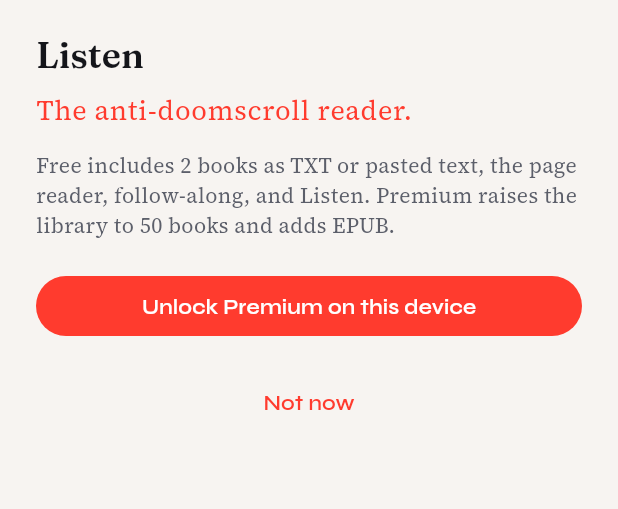
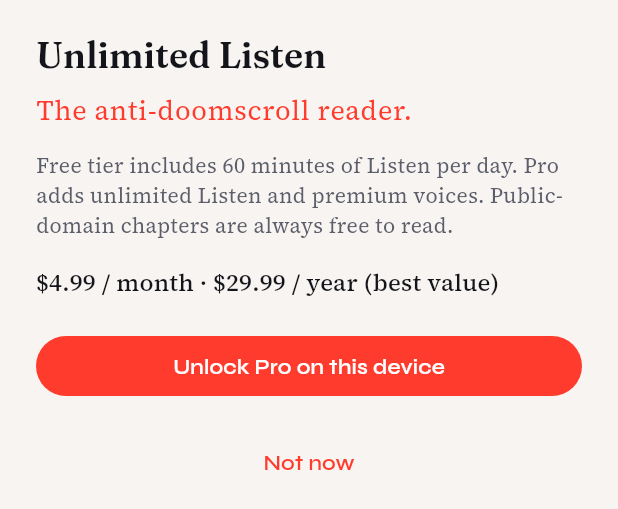
Before and after one commit to rya889/Flick, a Flutter app: the PaywallSheet widget shown alone on an empty page, opened directly with empty values, on a phone screen of 412 x 824 dp. Shown: the top 509 px of the screen. Run offline on Flutter 3.47's test engine with Material 3 defaults, Android fonts, the phone set to English and light mode, and no system bars; our stand-ins replace drift, drift_flutter, file_picker, flutter_tts, google_fonts, share_plus and 1 more; missing offline and left inert: purchases_flutter; accounts and stored records are empty; generated files the repository leaves out were written again; network calls fail.

Commit message:
T08: Align paywall copy to Pro pricing and PD locks
Co-authored-by: rya889 <rya889@users.noreply.github.com>

```diff
--- a/app/lib/screens/paywall_sheet.dart
+++ b/app/lib/screens/paywall_sheet.dart
@@ -50,10 +50,21 @@ class _PaywallSheetState extends State<PaywallSheet> {
     final c = context.watch<FlickController>();
     final demo = c.plusService.usesDemo;
     final headline = switch (widget.reason) {
-      PaywallReason.listenCap => 'Listen',
+      PaywallReason.listenCap => 'Unlimited Listen',
       PaywallReason.libraryCap => 'Library is full',
-      PaywallReason.epub => 'EPUB is Premium',
-      PaywallReason.settings => 'Flick Premium',
+      PaywallReason.epub => 'EPUB import',
+      PaywallReason.settings => 'Flick Pro',
+    };
+
+    final detail = switch (widget.reason) {
+      PaywallReason.listenCap =>
+        'Free tier includes 60 minutes of Listen per day. Pro adds unlimited Listen and premium voices. Public-domain chapters are always free to read.',
+      PaywallReason.libraryCap =>
+        'Free tier holds 2 imported books (plus bundled samples). Pro expands your shelf to 50 books and enables EPUB.',
+      PaywallReason.epub =>
+        'EPUB import is a Pro perk. Paste or TXT import stays free; bundled public-domain samples are never paywalled.',
+      PaywallReason.settings =>
+        'Pro: unlimited Listen, premium voices, larger library, EPUB. Books in the public domain are never chapter-gated.',
     };
 
     return SafeArea(
@@ -72,24 +83,24 @@ class _PaywallSheetState extends State<PaywallSheet> {
                   ),
             ),
             const SizedBox(height: 12),
+            Text(detail, style: Theme.of(context).textTheme.bodyMedium),
+            const SizedBox(height: 16),
             Text(
-              'Free includes 2 books as TXT or pasted text, the page reader, follow-along, and Listen. Premium raises the library to 50 books and adds EPUB.',
-              style: Theme.of(context).textTheme.bodyMedium,
+              r'$4.99 / month · $29.99 / year (best value)',
+              style: Theme.of(context).textTheme.titleMedium,
             ),
             const SizedBox(height: 20),
             FilledButton(
               onPressed: _busy || c.plusActive
                   ? null
                   : () => _run(c.purchasePremium),
-              child: Text(
-                demo ? 'Unlock Premium on this device' : 'Unlock Premium',
-              ),
+              child: Text(demo ? 'Unlock Pro on this device' : 'Start Pro monthly'),
             ),
             const SizedBox(height: 8),
             if (!demo && !c.plusActive) ...[
               OutlinedButton(
                 onPressed: _busy ? null : () => _run(c.purchasePlusYearly),
-                child: const Text(r'Or yearly · $49.99'),
+                child: const Text(r'Pro yearly · $29.99'),
               ),
               const SizedBox(height: 8),
               TextButton(
@@ -120,9 +131,7 @@ class _PaywallSheetState extends State<PaywallSheet> {
               ),
             if (c.plusActive)
               Text(
-                demo
-                    ? 'Premium is unlocked on this device.'
-                    : 'Flick Premium is active.',
+                demo ? 'Pro is unlocked on this device.' : 'Flick Pro is active.',
                 textAlign: TextAlign.center,
                 style: Theme.of(context).textTheme.bodyMedium,
               ),
```
Also changed, not shown: 2 other files.
